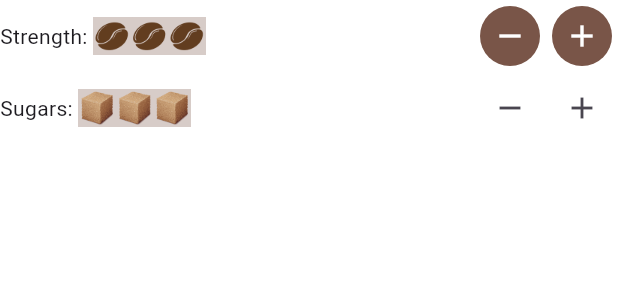
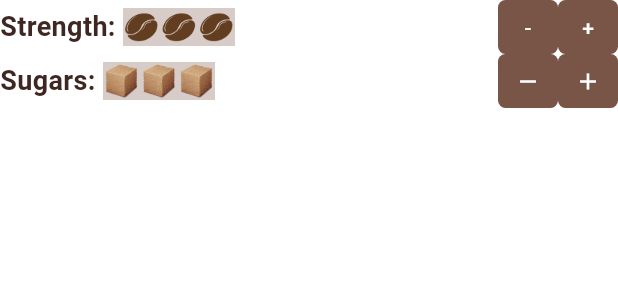
Before and after one commit to mzahalan/FlutterCrashCourse, a Flutter app: the CoffeePrefs widget shown alone on an empty page, opened directly, on a phone screen of 412 x 824 dp. Shown: the top 300 px of the screen. Run offline on Flutter 3.47's test engine with Material 3 defaults, Android fonts, the phone set to English and light mode, and no system bars.

Commit message:
Lesson 18 - Reusable Widgets
- Made a reusable body text widget
- Made a reusable StyledButton widget.
- I don't really like the widget, but it's a pain to make pretty buttons.

```diff
--- a/coffee_card/lib/screens/coffee_prefs.dart
+++ b/coffee_card/lib/screens/coffee_prefs.dart
@@ -1,3 +1,5 @@
+import 'package:coffee_card/widgets/styled_body_text.dart';
+import 'package:coffee_card/widgets/styled_button.dart';
 import 'package:flutter/material.dart';
 
 class CoffeePrefs extends StatefulWidget {
@@ -35,7 +37,7 @@ class _CoffeePrefsState extends State<CoffeePrefs> {
       children: [
         Row(
           children: [
-            const Text('Strength: '),
+            const StyledBodyText('Strength: '),
             for(int i = 0; i < strength; i++)
               Image.asset(
                 'assets/img/coffee_bean.png',
@@ -44,20 +46,18 @@ class _CoffeePrefsState extends State<CoffeePrefs> {
                 colorBlendMode: BlendMode.multiply,
               ),
             const Expanded(child: SizedBox()),
-            IconButton(
+            StyledButton(
               onPressed: ()=>setStrength(-1),
-              icon: const Icon(Icons.remove),
-              style: FilledButton.styleFrom(backgroundColor: Colors.brown, foregroundColor: Colors.white),),
-            IconButton(
+              child: const Text('-')),
+            StyledButton(
               onPressed: ()=>setStrength(1),
-              icon: const Icon(Icons.add),
-              style: FilledButton.styleFrom(backgroundColor: Colors.brown, foregroundColor: Colors.white)),
+              child: const Text('+')),
           ],
         ),
         Row(
           children: [
-            const Text('Sugars: '),
-            if (sugars == 0) const Text('None')
+            const StyledBodyText('Sugars: '),
+            if (sugars == 0) const StyledBodyText('None')
             else for (int i = 0; i < sugars; i++)
               Image.asset(
                 'assets/img/sugar_cube.png',
@@ -66,8 +66,8 @@ class _CoffeePrefsState extends State<CoffeePrefs> {
                 colorBlendMode: BlendMode.multiply,
               ),
             const Expanded(child: SizedBox()),
-            IconButton(onPressed: ()=>setSugars(-1), icon: const Icon(Icons.remove)),
-            IconButton(onPressed: ()=>setSugars(1), icon: const Icon(Icons.add)),
+            StyledButton(onPressed: ()=>setSugars(-1), child: const Icon(Icons.remove)),
+            StyledButton(onPressed: ()=>setSugars(1), child: const Icon(Icons.add)),
           ]
         ),
       ],
--- a/coffee_card/lib/screens/course.dart
+++ b/coffee_card/lib/screens/course.dart
@@ -1,4 +1,5 @@
 import 'package:coffee_card/screens/coffee_prefs.dart';
+import 'package:coffee_card/widgets/styled_body_text.dart';
 import 'package:flutter/material.dart';
 
 class Course extends StatelessWidget {
@@ -21,7 +22,7 @@ class Course extends StatelessWidget {
           Container(
             color: Colors.brown[200],
             padding: const EdgeInsets.all(20),
-            child: const Text('How I like my coffee...'),
+            child: const StyledBodyText('How I like my coffee!!!')
           ),
           Container(
             color: Colors.brown[100],
--- /dev/null
+++ b/coffee_card/lib/widgets/styled_body_text.dart
@@ -0,0 +1,15 @@
+import 'package:flutter/material.dart';
+
+class StyledBodyText extends StatelessWidget {
+  const StyledBodyText(this.text, {super.key});
+  final String text;
+
+  @override
+  Widget build(BuildContext context) {
+    return Text(text, style: TextStyle(
+      color: Colors.brown[900],
+      fontWeight: FontWeight.bold,
+      fontSize: 18
+    ));
+  }
+}
--- /dev/null
+++ b/coffee_card/lib/widgets/styled_button.dart
@@ -0,0 +1,25 @@
+import 'package:flutter/material.dart';
+
+class StyledButton extends StatelessWidget {
+  final void Function() onPressed;
+  final Widget child;
+
+  const StyledButton({super.key,
+    required this.onPressed,
+    required this.child});
+
+  @override
+  Widget build(BuildContext context) {
+    return TextButton(
+      onPressed: onPressed,
+      style: TextButton.styleFrom(
+        backgroundColor: Colors.brown,
+        foregroundColor: Colors.white,
+        padding: const EdgeInsets.symmetric(horizontal: 8, vertical: 3),
+        minimumSize: const Size(40, 36),
+        tapTargetSize: MaterialTapTargetSize.shrinkWrap,
+        shape: const RoundedRectangleBorder(borderRadius: BorderRadius.all(Radius.circular(5)))),
+      child: child,
+      );
+  }
+}
```
Also changed, not shown: 1 other file.
